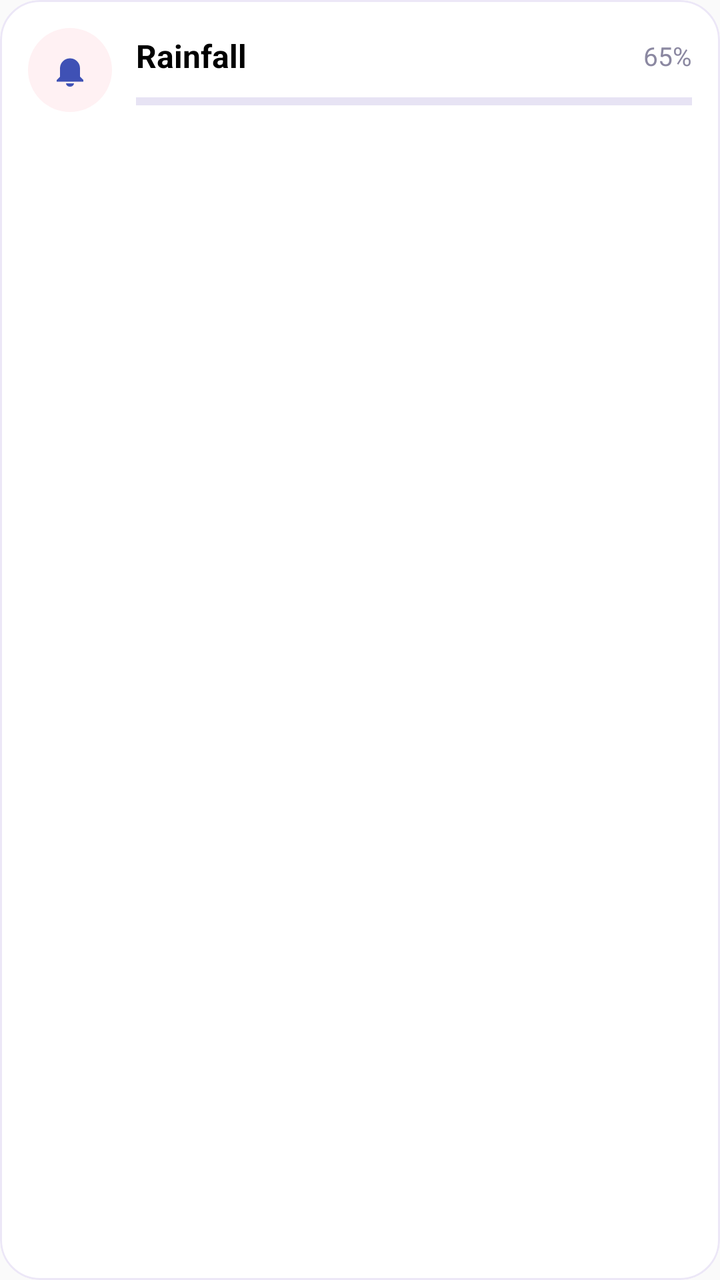
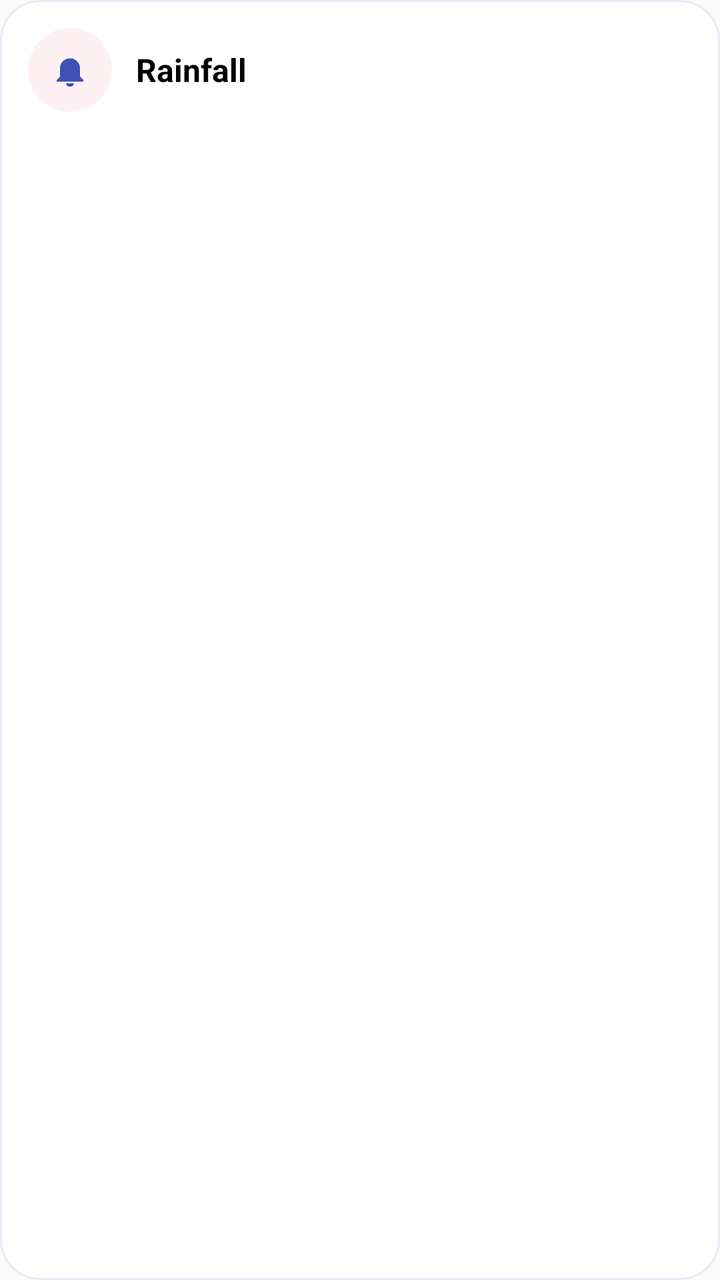

The first picture is an Android layout as it rendered before a commit; the second is the same layout after the commit. The layout source and the unified diff follow.
<!-- AndroidManifest.xml: application theme Theme.FlexMusicPlayer -->
<!-- res/layout/include_sleep_track_rain.xml -->
<?xml version="1.0" encoding="utf-8"?>
<com.google.android.material.card.MaterialCardView xmlns:android="http://schemas.android.com/apk/res/android"
    xmlns:app="http://schemas.android.com/apk/res-auto"
    android:id="@+id/track_rain_card"
    android:layout_width="match_parent"
    android:layout_height="wrap_content"
    android:layout_marginTop="14dp"
    app:cardBackgroundColor="@color/card_background_light"
    app:cardCornerRadius="20dp"
    app:cardElevation="0dp"
    app:strokeColor="#ECE7F7"
    app:strokeWidth="1dp">

    <LinearLayout
        android:layout_width="match_parent"
        android:layout_height="wrap_content"
        android:gravity="center_vertical"
        android:orientation="horizontal"
        android:padding="14dp">

        <FrameLayout
            android:layout_width="42dp"
            android:layout_height="42dp"
            android:background="@drawable/bg_quick_badge_favorite">

            <ImageView
                android:layout_width="20dp"
                android:layout_height="20dp"
                android:layout_gravity="center"
                android:src="@drawable/ic_notifications"
                app:tint="@color/primary_500" />
        </FrameLayout>

        <LinearLayout
            android:layout_width="0dp"
            android:layout_height="wrap_content"
            android:layout_marginStart="12dp"
            android:layout_weight="1"
            android:orientation="vertical">

            <LinearLayout
                android:layout_width="match_parent"
                android:layout_height="wrap_content"
                android:gravity="center_vertical"
                android:orientation="horizontal">

                <TextView
                    android:layout_width="0dp"
                    android:layout_height="wrap_content"
                    android:layout_weight="1"
                    android:text="@string/sleep_track_rain"
                    android:textColor="?attr/colorOnBackground"
                    android:textSize="16sp"
                    android:textStyle="bold" />

                <TextView
                    android:id="@+id/track_rain_value"
                    android:layout_width="wrap_content"
                    android:layout_height="wrap_content"
                    android:text="65%"
                    android:textColor="#8B88A1"
                    android:textSize="13sp" />
            </LinearLayout>

            <com.google.android.material.progressindicator.LinearProgressIndicator
                android:id="@+id/track_rain_progress"
                android:layout_width="match_parent"
                android:layout_height="wrap_content"
                android:layout_marginTop="10dp"
                android:max="100"
                android:progress="65"
                app:indicatorColor="@color/primary_500"
                app:trackColor="#E7E3F4"
                app:trackThickness="4dp" />
        </LinearLayout>
    </LinearLayout>

</com.google.android.material.card.MaterialCardView>
<!-- resources referenced by this layout -->
<resources>
  <color name="card_background_light">#FFFFFF</color>
  <color name="primary_500">#3F51B5</color>
  <!-- drawable bg_quick_badge_favorite (drawable) -->
  <shape xmlns:android="http://schemas.android.com/apk/res/android" android:shape="oval">
      <solid android:color="#FFF1F3" />
  </shape>
  <!-- drawable ic_notifications (drawable) -->
  <vector xmlns:android="http://schemas.android.com/apk/res/android"
      android:width="24dp"
      android:height="24dp"
      android:viewportWidth="24"
      android:viewportHeight="24">
      <path
          android:fillColor="#FF000000"
          android:pathData="M12,22a2.5,2.5 0,0 0,2.45 -2h-4.9A2.5,2.5 0,0 0,12 22zM18,16v-5a6,6 0,1 0,-12 0v5l-2,2v1h16v-1z" />
  </vector>
  <string name="sleep_track_rain">Rainfall</string>
  <style name="Theme.FlexMusicPlayer" parent="Theme.MaterialComponents.DayNight.NoActionBar">
          
          <item name="colorPrimary">@color/primary_500</item>
          <item name="colorPrimaryVariant">@color/primary_700</item>
          <item name="colorOnPrimary">@color/white</item>
          
          <item name="colorSecondary">@color/secondary_500</item>
          <item name="colorSecondaryVariant">@color/secondary_700</item>
          <item name="colorOnSecondary">@color/white</item>
          
          <item name="android:windowBackground">@color/background_light</item>
          <item name="android:colorBackground">@color/background_light</item>
          
          <item name="android:statusBarColor">@color/primary_700</item>
          
          <item name="android:textColorPrimary">@color/text_primary_light</item>
          <item name="android:textColorSecondary">@color/text_secondary_light</item>
          
          <item name="materialCardViewStyle">@style/Widget.FlexMusicPlayer.CardView</item>
          <item name="bottomNavigationStyle">@style/Widget.FlexMusicPlayer.BottomNavigation</item>
          <item name="toolbarStyle">@style/Widget.FlexMusicPlayer.Toolbar</item>
          
      </style>
  <color name="primary_700">#303F9F</color>
  <color name="white">#FFFFFFFF</color>
  <color name="secondary_500">#E91E63</color>
  <color name="secondary_700">#C2185B</color>
  <color name="background_light">#FAFAFA</color>
  <color name="text_primary_light">#212121</color>
  <color name="text_secondary_light">#757575</color>
  <style name="Widget.FlexMusicPlayer.CardView" parent="Widget.MaterialComponents.CardView">
          <item name="cardBackgroundColor">@color/card_background_light</item>
          <item name="cardElevation">2dp</item>
          <item name="cardCornerRadius">8dp</item>
      </style>
  <style name="Widget.FlexMusicPlayer.BottomNavigation" parent="Widget.MaterialComponents.BottomNavigationView">
          <item name="itemIconTint">@color/bottom_nav_color</item>
          <item name="itemTextColor">@color/bottom_nav_color</item>
          <item name="itemIconSize">24dp</item>
          <item name="itemBackground">@null</item>
          <item name="elevation">8dp</item>
      </style>
  <style name="Widget.FlexMusicPlayer.Toolbar" parent="Widget.MaterialComponents.Toolbar">
          <item name="titleTextColor">?attr/colorOnPrimary</item>
          <item name="subtitleTextColor">?attr/colorOnPrimary</item>
          <item name="android:background">?attr/colorPrimary</item>
          <item name="elevation">4dp</item>
      </style>
</resources>

<!-- the commit's change to res/layout/include_sleep_track_rain.xml (unified diff, before → after) -->
@@ -38,40 +38,13 @@
             android:layout_weight="1"
             android:orientation="vertical">
 
-            <LinearLayout
+            <TextView
                 android:layout_width="match_parent"
                 android:layout_height="wrap_content"
-                android:gravity="center_vertical"
-                android:orientation="horizontal">
-
-                <TextView
-                    android:layout_width="0dp"
-                    android:layout_height="wrap_content"
-                    android:layout_weight="1"
-                    android:text="@string/sleep_track_rain"
-                    android:textColor="?attr/colorOnBackground"
-                    android:textSize="16sp"
-                    android:textStyle="bold" />
-
-                <TextView
-                    android:id="@+id/track_rain_value"
-                    android:layout_width="wrap_content"
-                    android:layout_height="wrap_content"
-                    android:text="65%"
-                    android:textColor="#8B88A1"
-                    android:textSize="13sp" />
-            </LinearLayout>
-
-            <com.google.android.material.progressindicator.LinearProgressIndicator
-                android:id="@+id/track_rain_progress"
-                android:layout_width="match_parent"
-                android:layout_height="wrap_content"
-                android:layout_marginTop="10dp"
-                android:max="100"
-                android:progress="65"
-                app:indicatorColor="@color/primary_500"
-                app:trackColor="#E7E3F4"
-                app:trackThickness="4dp" />
+                android:text="@string/sleep_track_rain"
+                android:textColor="?attr/colorOnBackground"
+                android:textSize="16sp"
+                android:textStyle="bold" />
         </LinearLayout>
     </LinearLayout>
 
